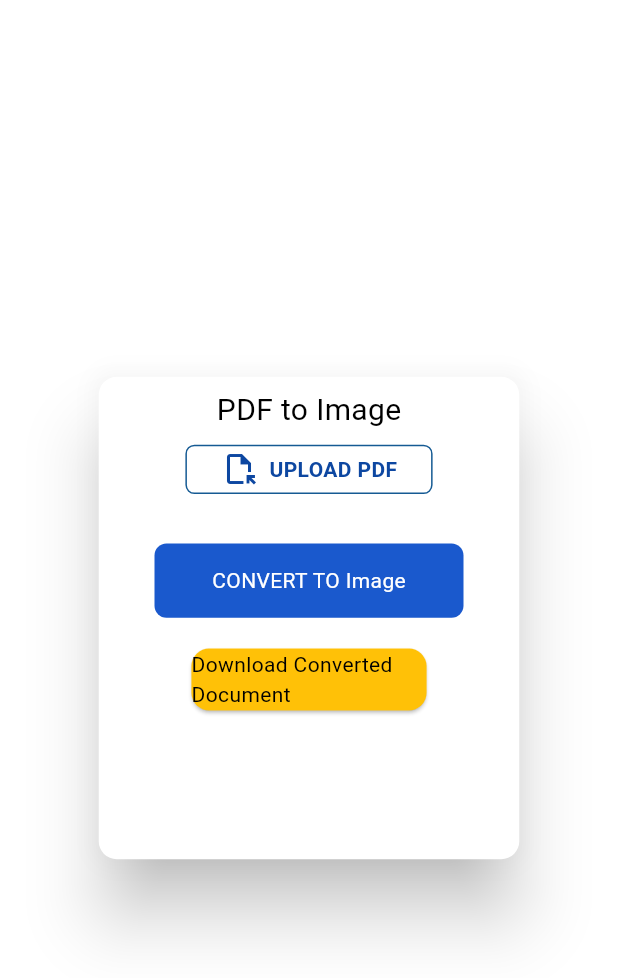
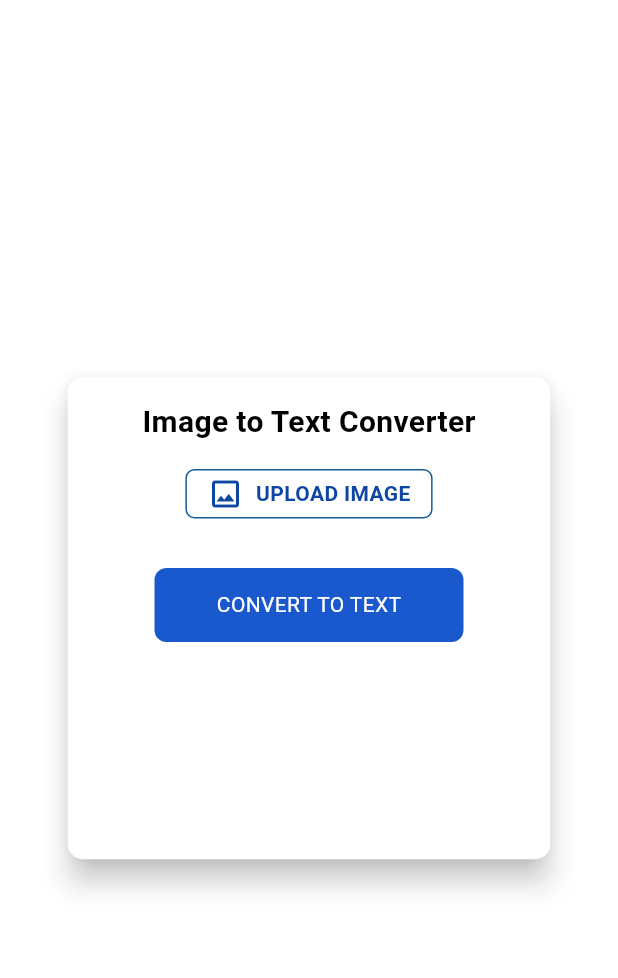
Before and after one commit to Sonang-tamang/ocr, a Flutter app: the screen it shows after launch, on a phone screen of 412 x 824 dp. Shown: the top 978 px of the screen. Run offline on Flutter 3.47's test engine with Material 3 defaults, Android fonts, the phone set to English and light mode, and no system bars; our stand-ins replace dio, file_picker, flutter_spinkit, google_fonts, google_nav_bar, google_sign_in and 3 more; missing offline and left inert: dart:ffi.

Commit message:
image to text  is done

```diff
--- a/lib/main.dart
+++ b/lib/main.dart
@@ -4,6 +4,7 @@ import 'package:flutter/material.dart';
 import 'package:ocr/authentication/authentication.dart';
 import 'package:ocr/home/home_page.dart';
 import 'package:ocr/pages/image_to_doc.dart';
+import 'package:ocr/pages/image_to_text.dart';
 import 'package:ocr/pages/pdf_to_doc.dart';
 import 'package:ocr/pages/pdf_to_image.dart';
 import 'package:ocr/testhome/testhome.dart';
@@ -21,7 +22,7 @@ class MyApp extends StatelessWidget {
   Widget build(BuildContext context) {
     return MaterialApp(
       title: 'RAN',
-      home: PdfToImage(),
+      home: ImageToText(),
       theme: lightMode,
     );
   }
--- /dev/null
+++ b/lib/pages/image_to_text.dart
@@ -0,0 +1,262 @@
+// ignore_for_file: prefer_const_constructors
+
+import 'dart:convert';
+import 'dart:io';
+
+import 'package:flutter/material.dart';
+import 'package:flutter_spinkit/flutter_spinkit.dart';
+import 'package:image_picker/image_picker.dart';
+import 'package:http/http.dart' as http;
+import 'package:path/path.dart' as path;
+
+class ImageToText extends StatefulWidget {
+  const ImageToText({Key? key}) : super(key: key);
+
+  @override
+  State<ImageToText> createState() => _ImageToTextState();
+}
+
+class _ImageToTextState extends State<ImageToText> {
+  final TextEditingController _controller = TextEditingController();
+  final String token =
+      '84226ca0b3a35babba70122c7a4baec327400c38'; // Replace with your token
+
+  File? _selectedImage;
+  bool _isFilePicked = false;
+  bool _isLoading = false;
+  bool _isTextExtracted = false;
+  String? _errorMessage;
+  List<String>? _extractedTextLines;
+
+  /// Picks an image from the gallery
+  Future<void> _pickImage() async {
+    final pickedFile =
+        await ImagePicker().pickImage(source: ImageSource.gallery);
+
+    if (pickedFile != null) {
+      setState(() {
+        _selectedImage = File(pickedFile.path);
+        _isFilePicked = true;
+        _isTextExtracted = false; // Reset the text extraction state
+        _extractedTextLines = null;
+        _errorMessage = null;
+      });
+    } else {
+      print("No image selected");
+      // No image was selected, handle the case as needed
+      ScaffoldMessenger.of(context)
+          .showSnackBar(const SnackBar(content: Text("No image selected")));
+    }
+  }
+
+  /// Converts the selected image to text using an API
+  Future<void> _convertToText() async {
+    if (_selectedImage == null) {
+      setState(() => _errorMessage = "Please upload an image file to convert.");
+      return;
+    }
+
+    setState(() {
+      _isLoading = true;
+      _errorMessage = null;
+      _extractedTextLines = null;
+    });
+
+    try {
+      final request = http.MultipartRequest(
+        'POST',
+        Uri.parse('https://ocr.goodwish.com.np/api/image-to-text/'),
+      );
+
+      request.headers['Authorization'] = 'Token $token';
+      request.files.add(
+        await http.MultipartFile.fromPath('image', _selectedImage!.path),
+      );
+
+      final response = await request.send();
+
+      if (response.statusCode == 200 || response.statusCode == 201) {
+        final responseData = await response.stream.bytesToString();
+        final jsonData = jsonDecode(responseData);
+
+        // Extract lines from the response
+        final extractedTextData = jsonData['extracted_text'][0];
+        final List<dynamic> lines = extractedTextData['lines'];
+        final List<dynamic> paragraphs = extractedTextData['paragraphs'];
+
+        setState(() {
+          _extractedTextLines =
+              lines.map((line) => line['text'] as String).toList();
+          _isTextExtracted = true;
+
+          // Optionally include paragraphs or other structures if needed
+          if (paragraphs.isNotEmpty) {
+            _extractedTextLines!.add("\n------ Paragraphs ------");
+            _extractedTextLines!
+                .addAll(paragraphs.map((p) => p['text'] as String));
+          }
+        });
+      } else {
+        final responseBody = await response.stream.bytesToString();
+
+        print(
+            "Failed to process image. Status: ${response.statusCode}, Error: $responseBody");
+        setState(() => _errorMessage =
+            "Failed to process image. Status: ${response.statusCode}, Error: $responseBody");
+      }
+    } catch (e) {
+      setState(() => _errorMessage = "An error occurred: $e");
+    } finally {
+      setState(() => _isLoading = false);
+    }
+  }
+
+  @override
+  Widget build(BuildContext context) {
+    final width = MediaQuery.of(context).size.width;
+    final height = MediaQuery.of(context).size.height;
+
+    return Scaffold(
+      body: Center(
+        child: Padding(
+          padding: const EdgeInsets.all(20.0),
+          child: SingleChildScrollView(
+            // for limiton the to the deful size ####################################################
+            child: ConstrainedBox(
+              constraints: BoxConstraints(
+                minHeight: height * 0.4,
+                minWidth: width * 0.8,
+                maxWidth: width * 0.8,
+              ),
+              child: Card(
+                elevation: 8,
+                shape: RoundedRectangleBorder(
+                  borderRadius: BorderRadius.circular(10),
+                ),
+                child: Padding(
+                  padding: const EdgeInsets.all(16.0),
+                  child: Column(
+                    mainAxisSize: MainAxisSize.min,
+                    children: [
+                      const Text(
+                        "Image to Text Converter",
+                        style: TextStyle(
+                            fontSize: 20, fontWeight: FontWeight.bold),
+                      ),
+                      SizedBox(height: height * 0.02),
+
+                      // Upload Image Button
+                      InkWell(
+                        onTap: () {
+                          _pickImage();
+                        },
+                        // splashColor: Color.fromARGB(255, 21, 90, 147),
+                        child: SizedBox(
+                          height: height * 0.04,
+                          width: width * 0.4,
+                          child: Container(
+                            decoration: BoxDecoration(
+                              border: Border.all(
+                                color: const Color.fromARGB(255, 21, 90, 147),
+                                width: 1.0,
+                              ),
+                              borderRadius: BorderRadius.circular(6.0),
+                            ),
+                            child: Row(
+                              mainAxisAlignment: MainAxisAlignment.center,
+                              children: [
+                                Icon(
+                                  Icons.image_outlined,
+                                  color: Colors.blue[900],
+                                ),
+                                SizedBox(
+                                  width: width * 0.02,
+                                ),
+                                Text(
+                                  "UPLOAD IMAGE",
+                                  style: TextStyle(
+                                      color: Colors.blue[900],
+                                      fontWeight: FontWeight.w600),
+                                )
+                              ],
+                            ),
+                          ),
+                        ),
+                      ),
+                      SizedBox(
+                        height: height * 0.02,
+                      ),
+
+                      // Display Selected Image
+                      if (_isFilePicked)
+                        Text(
+                          "Selected Image: ${path.basename(_selectedImage!.path)}",
+                          style: const TextStyle(fontWeight: FontWeight.w500),
+                        ),
+                      SizedBox(height: height * 0.02),
+
+                      // Convert Button
+                      SizedBox(
+                        height: height * 0.06,
+                        width: width * 0.5,
+                        child: InkWell(
+                          onTap: () {
+                            _convertToText();
+
+                            print("$_extractedTextLines");
+                          },
+                          child: Container(
+                            decoration: BoxDecoration(
+                                color: const Color.fromARGB(255, 26, 89, 205),
+                                borderRadius: BorderRadius.circular(8)),
+                            child: Center(
+                                child: Text(
+                              "CONVERT TO TEXT",
+                              style: TextStyle(color: Colors.white),
+                            )),
+                          ),
+                        ),
+                      ),
+                      SizedBox(
+                        height: height * 0.02,
+                      ),
+
+                      // Loading Indicator
+                      if (_isLoading) SpinKitDualRing(color: Colors.black),
+
+                      // Display Error Message
+                      if (_errorMessage != null)
+                        Text(
+                          _errorMessage!,
+                          style: const TextStyle(color: Colors.red),
+                        ),
+
+                      // Display Extracted Text
+                      if (_isTextExtracted && _extractedTextLines != null)
+                        if (_isTextExtracted)
+                          Column(
+                            crossAxisAlignment: CrossAxisAlignment.start,
+                            children: [
+                              const Text(
+                                "Extracted Text:",
+                                style: TextStyle(fontWeight: FontWeight.bold),
+                              ),
+                              SizedBox(height: height * 0.02),
+                              SelectableText(
+                                _extractedTextLines!.join('\n'),
+                                style: const TextStyle(fontSize: 16),
+                                textAlign: TextAlign.justify,
+                              ),
+                            ],
+                          ),
+                    ],
+                  ),
+                ),
+              ),
+            ),
+          ),
+        ),
+      ),
+    );
+  }
+}
--- a/lib/pages/pdf_to_image.dart
+++ b/lib/pages/pdf_to_image.dart
@@ -308,6 +308,7 @@ class _PdfToImageState extends State<PdfToImage> {
                           height: height * 0.02,
                         ),
 
+                        //to do look into this ############################# hello #######33
                         //download button fo the loac storges ###########################################################################3
                         if (convertedImages != null)
                           Column(
```
